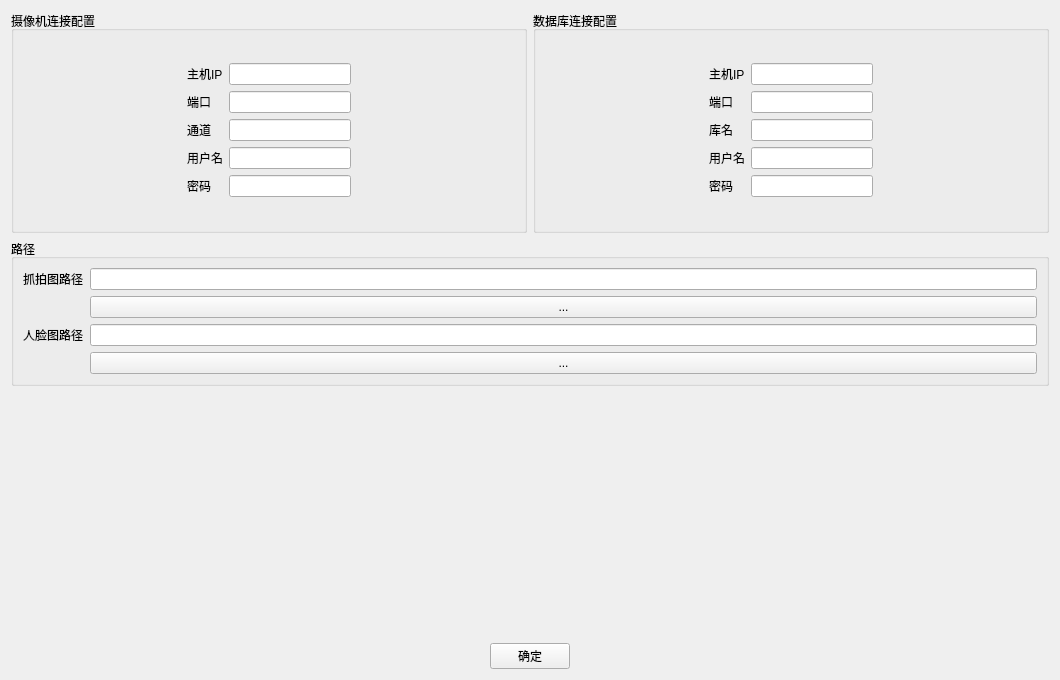
This is settingsview.ui in NevilleNoah/HikvisionCamera2 as Qt 5 draws it before an edit. The edited form follows.
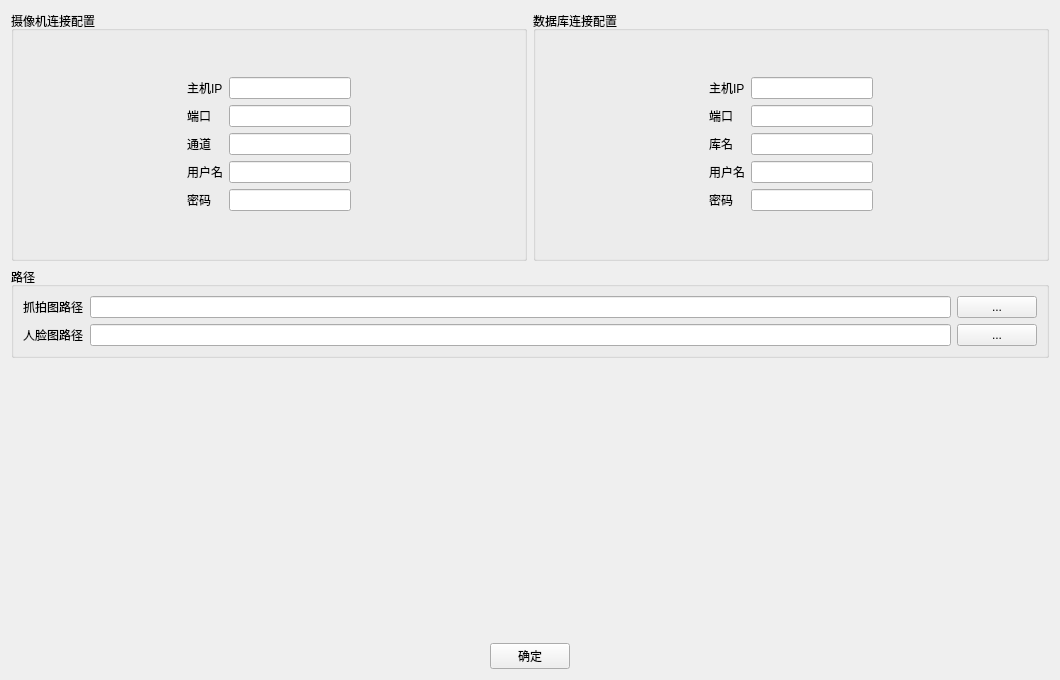
This is the edited form.

Commit message: 修改设置界面路径ui

Diff of the .ui file:
```diff
--- a/settingsview.ui
+++ b/settingsview.ui
@@ -297,40 +297,67 @@
      <property name="title">
       <string>路径</string>
      </property>
-     <layout class="QFormLayout" name="formLayout_3">
-      <item row="0" column="0">
+     <layout class="QVBoxLayout" name="verticalLayout_4">
+      <item>
+       <layout class="QHBoxLayout" name="horizontalLayout_5">
+        <item>
        <widget class="QLabel" name="textDirCapture">
         <property name="text">
          <string>抓拍图路径</string>
         </property>
        </widget>
       </item>
-      <item row="0" column="1">
+        <item>
        <widget class="QLineEdit" name="edDirCapture"/>
       </item>
-      <item row="2" column="0">
+        <item>
+         <widget class="QPushButton" name="btnCapturePath">
+          <property name="sizePolicy">
+           <sizepolicy hsizetype="Fixed" vsizetype="Fixed">
+            <horstretch>0</horstretch>
+            <verstretch>0</verstretch>
+           </sizepolicy>
+          </property>
+          <property name="text">
+           <string>...</string>
+          </property>
+         </widget>
+        </item>
+       </layout>
+      </item>
+      <item>
+       <layout class="QHBoxLayout" name="horizontalLayout_6">
+        <item>
        <widget class="QLabel" name="textDirAvatar">
         <property name="text">
          <string>人脸图路径</string>
         </property>
        </widget>
       </item>
-      <item row="2" column="1">
-       <widget class="QLineEdit" name="edDirAvatar"/>
-      </item>
-      <item row="1" column="1">
-       <widget class="QPushButton" name="btnCapturePath">
-        <property name="text">
-         <string>...</string>
+        <item>
+         <widget class="QLineEdit" name="edDirAvatar">
+          <property name="sizePolicy">
+           <sizepolicy hsizetype="Expanding" vsizetype="Fixed">
+            <horstretch>0</horstretch>
+            <verstretch>0</verstretch>
+           </sizepolicy>
         </property>
        </widget>
       </item>
-      <item row="3" column="1">
+        <item>
        <widget class="QPushButton" name="btnAvatarPath">
+          <property name="sizePolicy">
+           <sizepolicy hsizetype="Fixed" vsizetype="Fixed">
+            <horstretch>0</horstretch>
+            <verstretch>0</verstretch>
+           </sizepolicy>
+          </property>
         <property name="text">
          <string>...</string>
         </property>
        </widget>
+        </item>
+       </layout>
       </item>
      </layout>
     </widget>
```
Left out of the diff: 6 changed lines with no effect on the pictures. Lines whose indentation alone changed are shown as unchanged.
